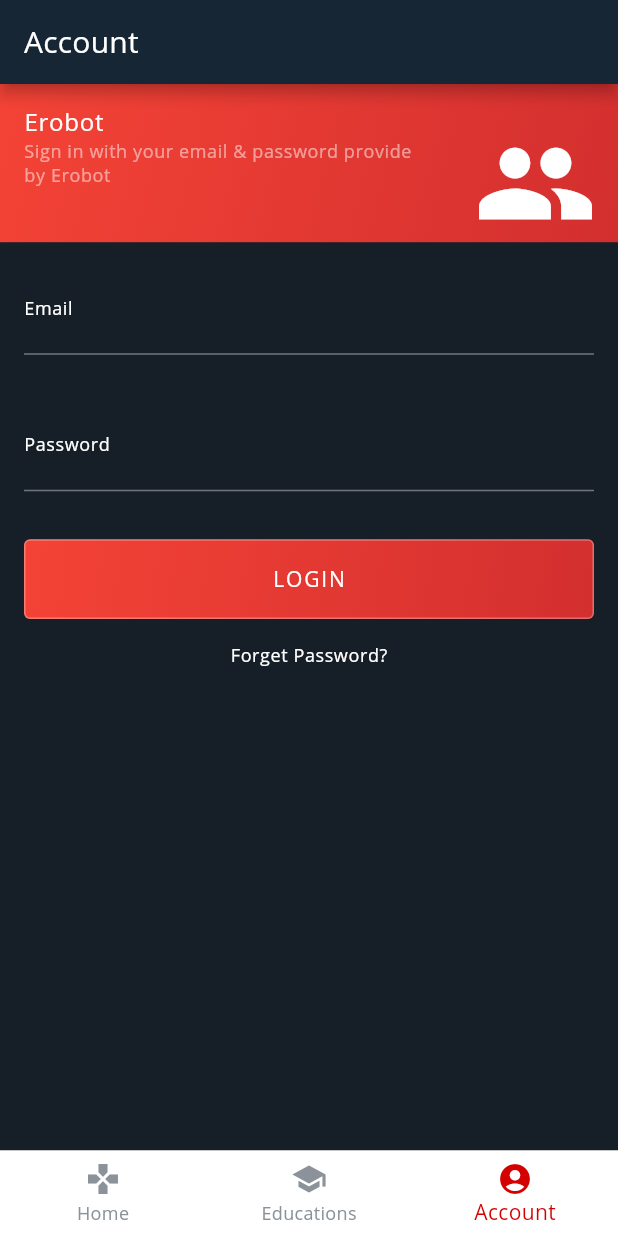
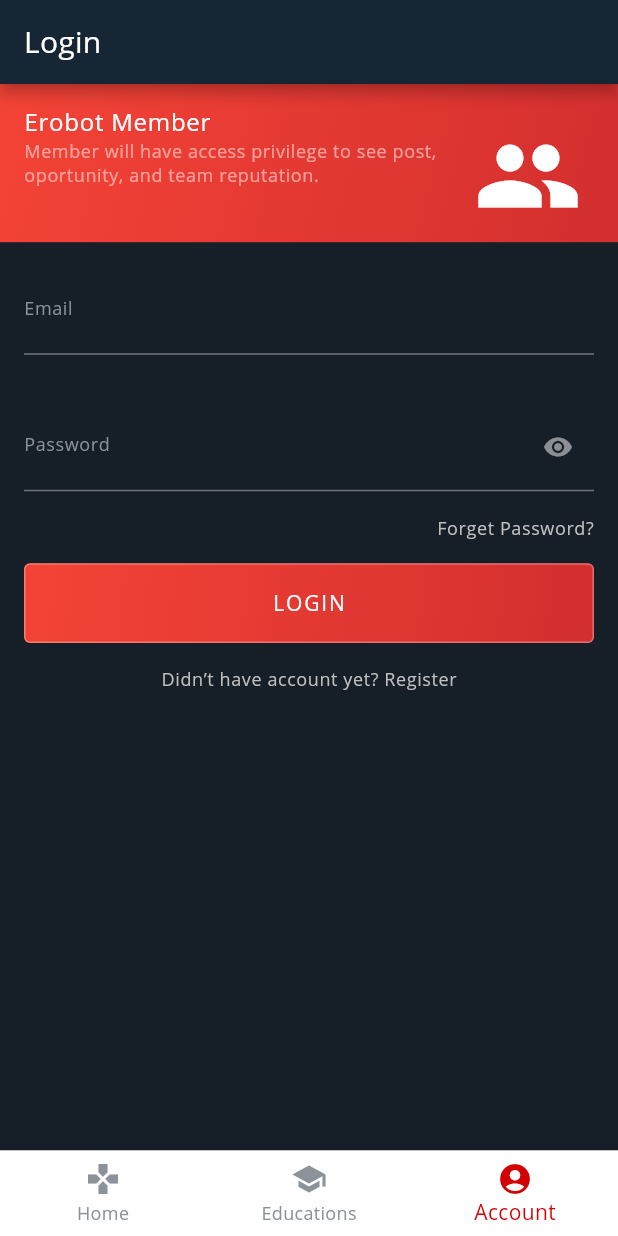
Before and after one commit to erobotkh/erobot_mobile, a Flutter app: the screen it shows after launch, item 3 of the bottom bar chosen, on a phone screen of 412 x 824 dp. Run offline on Flutter 3.47's test engine with Material 2 defaults, Android fonts, the phone set to English and light mode, and no system bars; our stand-ins replace easy_localization, hooks_riverpod, shared_preferences; missing offline and left inert: decorated_icon.

Commit message:
close #33 update login screen

```diff
--- a/lib/app_router.dart
+++ b/lib/app_router.dart
@@ -1,4 +1,4 @@
-import 'package:erobot/screens/accounts/account_screen.dart';
+import 'package:erobot/screens/accounts/login_screen.dart';
 import 'package:erobot/screens/education/education_screen.dart';
 import 'package:flutter/material.dart';
 
--- a/lib/config/tab_bar_config.dart
+++ b/lib/config/tab_bar_config.dart
@@ -1,6 +1,6 @@
 import 'package:erobot/app_router.dart';
 import 'package:erobot/config/tab_bar_config_item.dart';
-import 'package:erobot/screens/accounts/account_screen.dart';
+import 'package:erobot/screens/accounts/login_screen.dart';
 import 'package:erobot/screens/education/education_screen.dart';
 import 'package:erobot/screens/home/home_screen.dart';
 
--- /dev/null
+++ b/lib/screens/accounts/local_widgets/E_DontHaveAcc.dart
@@ -0,0 +1,24 @@
+import 'package:erobot/config/config_constant.dart';
+import 'package:flutter/material.dart';
+
+class DontHaveAcc extends StatelessWidget {
+  final String name;
+  final String onTap;
+
+  const DontHaveAcc({Key? key, required this.name, required this.onTap})
+      : super(key: key);
+  @override
+  Widget build(BuildContext context) {
+    final _theme = Theme.of(context);
+    return Center(
+      child: InkWell(
+        onTap: () {
+          onTap;
+        },
+        child: Text(name,
+            style: _theme.textTheme.caption
+                ?.copyWith(color: _theme.colorScheme.secondaryVariant)),
+      ),
+    );
+  }
+}
--- a/lib/widgets/Password.dart
+++ b/lib/screens/accounts/local_widgets/E_Email.dart
@@ -1,26 +1,25 @@
 import 'package:flutter/material.dart';
 
-class Password extends StatelessWidget {
+class Email extends StatelessWidget {
   final String text;
   final String name;
 
-  const Password({Key? key, required this.text, required this.name})
+  const Email({Key? key, required this.text, required this.name})
       : super(key: key);
   @override
   Widget build(BuildContext context) {
-    bool _hide = true;
     final _theme = Theme.of(context);
     return Container(
       padding: EdgeInsets.all(16),
       child: TextField(
-        obscureText: _hide,
-        autocorrect: true,
         keyboardType: TextInputType.text,
         decoration: InputDecoration(
           // hintText: text,
-          hintStyle: _theme.textTheme.bodyText1,
+          hintStyle: _theme.textTheme.bodyText1
+              ?.copyWith(color: _theme.colorScheme.onSurface),
           labelText: name,
-          labelStyle: _theme.textTheme.caption,
+          labelStyle: _theme.textTheme.caption
+              ?.copyWith(color: _theme.colorScheme.secondary),
         ),
       ),
     );
--- a/lib/widgets/Erobot.dart
+++ b/lib/screens/accounts/local_widgets/E_Erobot.dart
@@ -38,7 +38,7 @@ class Erobot extends StatelessWidget {
                         icon: Icon(
                           Icons.people,
                           color: _theme.colorScheme.onPrimary,
-                          size: 82,
+                          size: 72,
                         ),
                         onPressed: () {},
                       ),
--- /dev/null
+++ b/lib/screens/accounts/local_widgets/E_ForgetPasword.dart
@@ -0,0 +1,26 @@
+import 'package:erobot/config/config_constant.dart';
+import 'package:flutter/material.dart';
+
+class ForgetPassword extends StatelessWidget {
+  final String name;
+  final String onTap;
+
+  const ForgetPassword({Key? key, required this.name, required this.onTap})
+      : super(key: key);
+  @override
+  Widget build(BuildContext context) {
+    final _theme = Theme.of(context);
+    return Container(
+      padding: EdgeInsets.only(right: ConfigConstant.margin2),
+      alignment: Alignment.centerRight,
+      child: InkWell(
+        onTap: () {
+          onTap;
+        },
+        child: Text(name,
+            style: _theme.textTheme.caption
+                ?.copyWith(color: _theme.colorScheme.secondaryVariant)),
+      ),
+    );
+  }
+}
--- /dev/null
+++ b/lib/screens/accounts/local_widgets/E_Password.dart
@@ -0,0 +1,48 @@
+import 'package:flutter/material.dart';
+
+class Password extends StatefulWidget {
+  final String text;
+  final String name;
+
+  const Password({Key? key, required this.text, required this.name})
+      : super(key: key);
+
+  @override
+  _PasswordState createState() => _PasswordState();
+}
+
+class _PasswordState extends State<Password> {
+  bool _hide = true;
+  @override
+  Widget build(BuildContext context) {
+    final _theme = Theme.of(context);
+    return Container(
+      padding: EdgeInsets.all(16),
+      child: TextField(
+        obscureText: _hide,
+        autocorrect: true,
+        keyboardType: TextInputType.text,
+        decoration: InputDecoration(
+          // hintText: text,
+          hintStyle: _theme.textTheme.bodyText1
+              ?.copyWith(color: _theme.colorScheme.onSurface),
+          labelText: widget.name,
+          labelStyle: _theme.textTheme.caption
+              ?.copyWith(color: _theme.colorScheme.secondary),
+          suffixIcon: IconButton(
+            icon: Icon(
+              _hide ? Icons.visibility : Icons.visibility_off_rounded,
+              color: _theme.colorScheme.onPrimary.withOpacity(0.5),
+              size: 20,
+            ),
+            onPressed: () {
+              setState(() {
+                _hide = !_hide;
+              });
+            },
+          ),
+        ),
+      ),
+    );
+  }
+}
--- a/lib/screens/accounts/account_screen.dart
+++ b/lib/screens/accounts/login_screen.dart
@@ -1,8 +1,9 @@
-import 'package:erobot/widgets/BottunLogin.dart';
-import 'package:erobot/widgets/Email.dart';
-import 'package:erobot/widgets/Erobot.dart';
-import 'package:erobot/widgets/ForgetPasword.dart';
-import 'package:erobot/widgets/Password.dart';
+import 'package:erobot/screens/accounts/local_widgets/E_DontHaveAcc.dart';
+import 'package:erobot/widgets/E_bottun.dart';
+import 'package:erobot/screens/accounts/local_widgets/E_Email.dart';
+import 'package:erobot/screens/accounts/local_widgets/E_Erobot.dart';
+import 'package:erobot/screens/accounts/local_widgets/E_ForgetPasword.dart';
+import 'package:erobot/screens/accounts/local_widgets/E_Password.dart';
 import 'package:flutter/material.dart';
 
 class AccountScreen extends StatelessWidget {
@@ -21,7 +22,7 @@ class AccountScreen extends StatelessWidget {
       centerTitle: false,
       backgroundColor: _theme.colorScheme.surface,
       title: Text(
-        'Account',
+        'Login',
         style: _theme.textTheme.headline6,
       ),
     );
@@ -34,12 +35,20 @@ class AccountScreen extends StatelessWidget {
           child: Column(
             children: [
               Erobot(
-                  text: 'Sign in with your email & password provide by Erobot',
-                  name: 'Erobot'),
+                  text:
+                      'Member will have access privilege to see post, oportunity, and team reputation.',
+                  name: 'Erobot Member'),
               Email(text: 'test@gmail.com', name: 'Email'),
               Password(text: '*******', name: 'Password'),
-              BottunLogin(name: 'LOGIN'),
-              ForgetPassword(name: 'Forget Password?'),
+              ForgetPassword(
+                name: 'Forget Password?',
+                onTap: '',
+              ),
+              BottunLogin(
+                name: 'LOGIN',
+                onTap: '',
+              ),
+              DontHaveAcc(name: 'Didn’t have account yet? Register', onTap: ''),
             ],
           ),
         )
--- a/lib/screens/home/members_page.dart
+++ b/lib/screens/home/members_page.dart
@@ -1,4 +1,4 @@
-import 'package:erobot/widgets/Listview.dart';
+import 'package:erobot/widgets/E_Listview.dart';
 import 'package:flutter/material.dart';
 
 class MembersPage extends StatefulWidget {
--- a/lib/screens/home/reputations_page.dart
+++ b/lib/screens/home/reputations_page.dart
@@ -1,4 +1,4 @@
-import 'package:erobot/widgets/Listview.dart';
+import 'package:erobot/widgets/E_Listview.dart';
 import 'package:flutter/material.dart';
 
 class ReputationsPage extends StatefulWidget {
--- a/lib/widgets/BottunLogin.dart
+++ /dev/null
@@ -1,32 +0,0 @@
-import 'package:erobot/config/config_constant.dart';
-import 'package:erobot/constant/theme_constant.dart';
-import 'package:flutter/material.dart';
-
-class BottunLogin extends StatelessWidget {
-  final String name;
-
-  const BottunLogin({Key? key, required this.name}) : super(key: key);
-  @override
-  Widget build(BuildContext context) {
-    final _theme = Theme.of(context);
-    return Padding(
-      padding: const EdgeInsets.all(16),
-      child: AspectRatio(
-        aspectRatio: 343 / 48,
-        child: Container(
-          decoration: BoxDecoration(
-            gradient: ThemeConstant.redGradient,
-            border: Border.all(color: _theme.colorScheme.onPrimary.withOpacity(0.3)),
-            borderRadius: BorderRadius.circular(ConfigConstant.radius1),
-          ),
-          child: Center(
-            child: Text(
-              name,
-              style: _theme.textTheme.button,
-            ),
-          ),
-        ),
-      ),
-    );
-  }
-}
--- /dev/null
+++ b/lib/widgets/E_bottun.dart
@@ -0,0 +1,40 @@
+import 'package:erobot/config/config_constant.dart';
+import 'package:erobot/constant/theme_constant.dart';
+import 'package:flutter/material.dart';
+
+class BottunLogin extends StatelessWidget {
+  final String name;
+  final String onTap;
+
+  const BottunLogin({Key? key, required this.name, required this.onTap})
+      : super(key: key);
+  @override
+  Widget build(BuildContext context) {
+    final _theme = Theme.of(context);
+    return Padding(
+      padding: const EdgeInsets.all(16),
+      child: AspectRatio(
+        aspectRatio: 343 / 48,
+        child: InkWell(
+          onTap: () {
+            onTap;
+          },
+          child: Container(
+            decoration: BoxDecoration(
+              gradient: ThemeConstant.redGradient,
+              border: Border.all(
+                  color: _theme.colorScheme.onPrimary.withOpacity(0.3)),
+              borderRadius: BorderRadius.circular(ConfigConstant.radius1),
+            ),
+            child: Center(
+              child: Text(
+                name,
+                style: _theme.textTheme.button,
+              ),
+            ),
+          ),
+        ),
+      ),
+    );
+  }
+}
--- a/lib/widgets/Email.dart
+++ /dev/null
@@ -1,25 +0,0 @@
-import 'package:flutter/material.dart';
-
-class Email extends StatelessWidget {
-  final String text;
-  final String name;
-
-  const Email({Key? key, required this.text, required this.name})
-      : super(key: key);
-  @override
-  Widget build(BuildContext context) {
-    final _theme = Theme.of(context);
-    return Container(
-      padding: EdgeInsets.all(16),
-      child: TextField(
-        keyboardType: TextInputType.text,
-        decoration: InputDecoration(
-          // hintText: text,
-          hintStyle: _theme.textTheme.bodyText1,
-          labelText: name,
-          labelStyle: _theme.textTheme.caption,
-        ),
-      ),
-    );
-  }
-}
--- a/lib/widgets/ForgetPasword.dart
+++ /dev/null
@@ -1,17 +0,0 @@
-import 'package:flutter/material.dart';
-
-class ForgetPassword extends StatelessWidget {
-  final String name;
-
-  const ForgetPassword({Key? key, required this.name}) : super(key: key);
-  @override
-  Widget build(BuildContext context) {
-    final _theme = Theme.of(context);
-    return Center(
-      child: Text(
-        name,
-        style: _theme.textTheme.caption,
-      ),
-    );
-  }
-}
```
Also changed, not shown: lib/widgets/E_Listview.dart (renamed from lib/widgets/Listview.dart), pubspec.lock.
